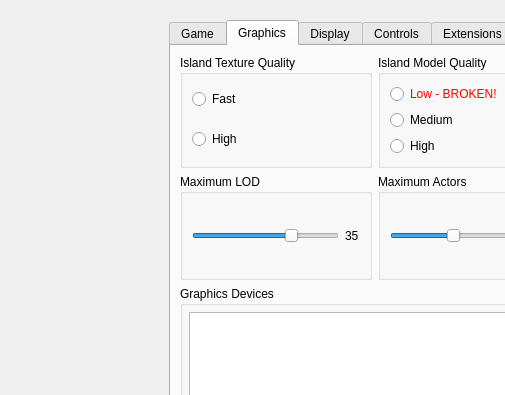
Old version of the form CONFIG/res/maindialog.ui in the repository isledecomp/isle-portable; both pictures show x 0 to 505 and y 0 to 395 of the 600 by 480 pixel window.
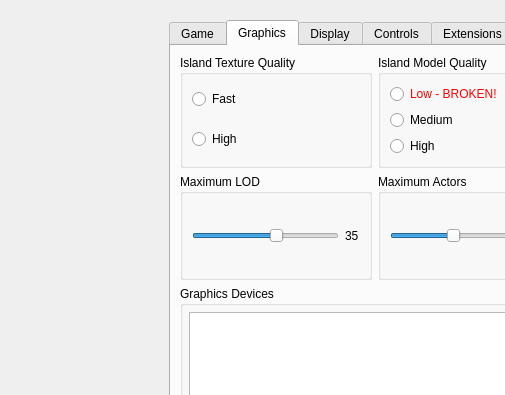
New version of the form. The open tabs and pages were chosen to show the change. Icons and pictures are not drawn.

Commit message: Raise max LoD value to 60

```diff
--- a/CONFIG/res/maindialog.ui
+++ b/CONFIG/res/maindialog.ui
@@ -318,7 +318,7 @@
                 </sizepolicy>
                </property>
                <property name="maximum">
-                <number>50</number>
+                <number>60</number>
                </property>
                <property name="singleStep">
                 <number>5</number>
```
The commit also changes 2 other files.
